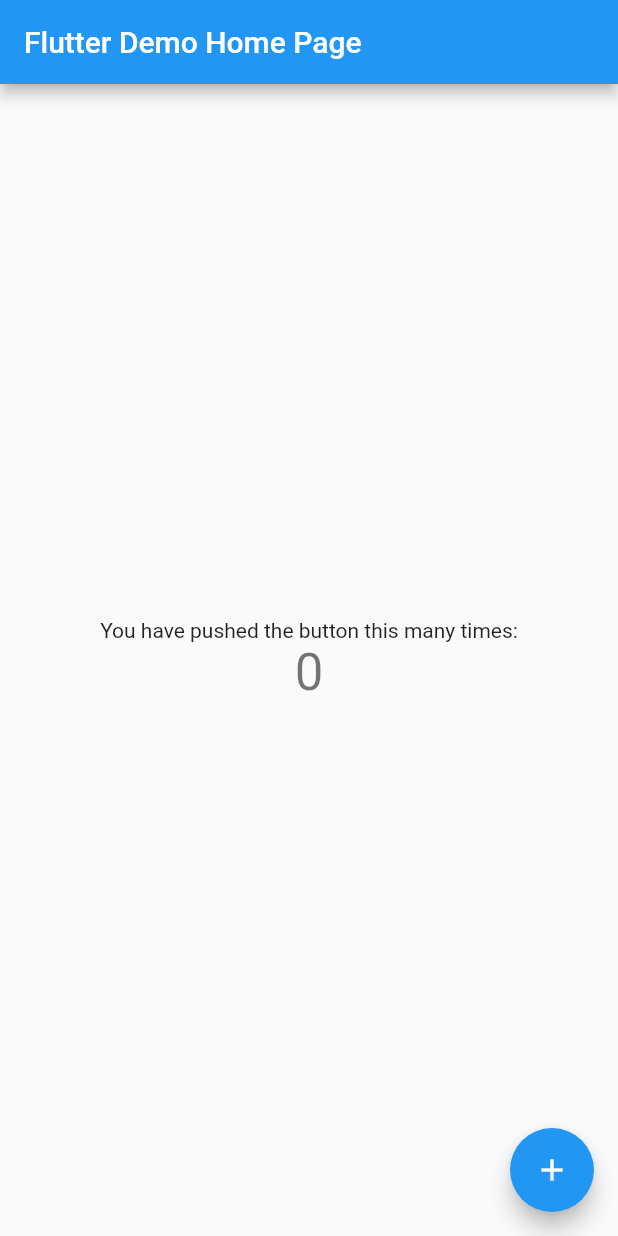
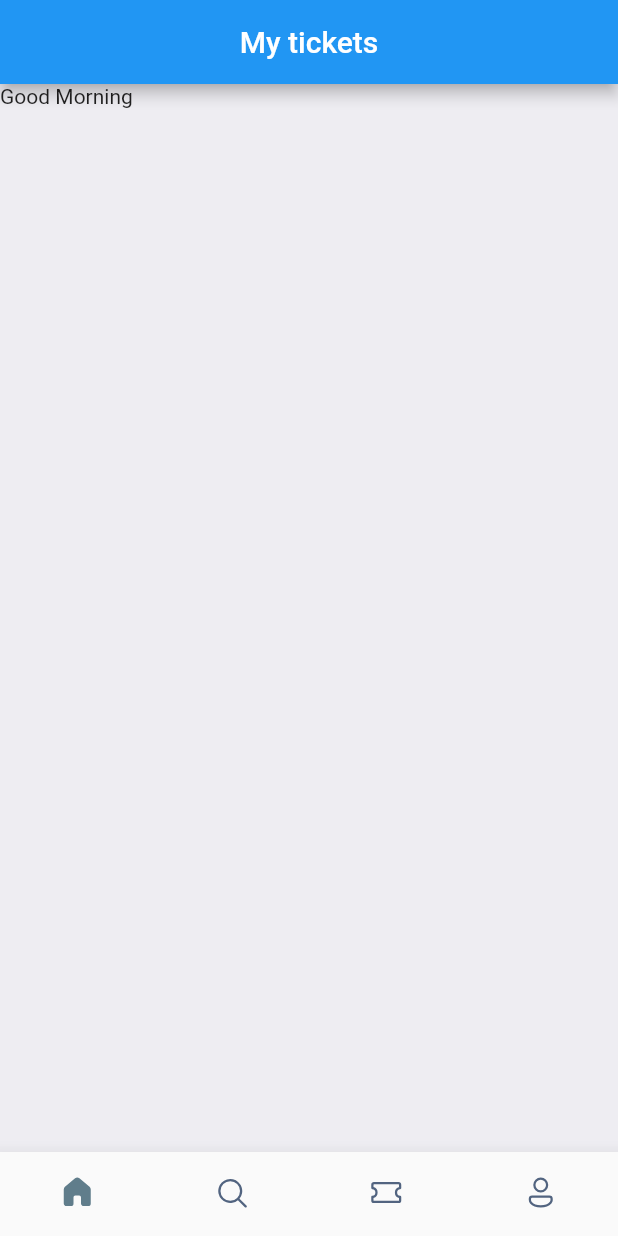
Before and after one commit to abfarukkara/ticket-booking-app, a Flutter app: the screen it shows after launch, on a phone screen of 412 x 824 dp. Run offline on Flutter 3.47's test engine with Material 2 defaults, Android fonts, the light colour scheme and no system bars; our stand-ins replace fluentui_icons.

Commit message:
added bottomnavbar

```diff
--- a/lib/main.dart
+++ b/lib/main.dart
@@ -1,4 +1,5 @@
 import 'package:flutter/material.dart';
+import 'package:ticketbookingapp/screens/bottom_bar.dart';
 
 void main() {
   runApp(const MyApp());
@@ -7,109 +8,15 @@
 class MyApp extends StatelessWidget {
   const MyApp({Key? key}) : super(key: key);
 
-  // This widget is the root of your application.
   @override
   Widget build(BuildContext context) {
     return MaterialApp(
       title: 'Flutter Demo',
+      debugShowCheckedModeBanner: false,
       theme: ThemeData(
-        // This is the theme of your application.
-        //
-        // Try running your application with "flutter run". You'll see the
-        // application has a blue toolbar. Then, without quitting the app, try
-        // changing the primarySwatch below to Colors.green and then invoke
-        // "hot reload" (press "r" in the console where you ran "flutter run",
-        // or simply save your changes to "hot reload" in a Flutter IDE).
-        // Notice that the counter didn't reset back to zero; the application
-        // is not restarted.
         primarySwatch: Colors.blue,
       ),
-      home: const MyHomePage(title: 'Flutter Demo Home Page'),
+      home: const BottomBar(),
     );
   }
 }
-
-class MyHomePage extends StatefulWidget {
-  const MyHomePage({Key? key, required this.title}) : super(key: key);
-
-  // This widget is the home page of your application. It is stateful, meaning
-  // that it has a State object (defined below) that contains fields that affect
-  // how it looks.
-
-  // This class is the configuration for the state. It holds the values (in this
-  // case the title) provided by the parent (in this case the App widget) and
-  // used by the build method of the State. Fields in a Widget subclass are
-  // always marked "final".
-
-  final String title;
-
-  @override
-  State<MyHomePage> createState() => _MyHomePageState();
-}
-
-class _MyHomePageState extends State<MyHomePage> {
-  int _counter = 0;
-
-  void _incrementCounter() {
-    setState(() {
-      // This call to setState tells the Flutter framework that something has
-      // changed in this State, which causes it to rerun the build method below
-      // so that the display can reflect the updated values. If we changed
-      // _counter without calling setState(), then the build method would not be
-      // called again, and so nothing would appear to happen.
-      _counter++;
-    });
-  }
-
-  @override
-  Widget build(BuildContext context) {
-    // This method is rerun every time setState is called, for instance as done
-    // by the _incrementCounter method above.
-    //
-    // The Flutter framework has been optimized to make rerunning build methods
-    // fast, so that you can just rebuild anything that needs updating rather
-    // than having to individually change instances of widgets.
-    return Scaffold(
-      appBar: AppBar(
-        // Here we take the value from the MyHomePage object that was created by
-        // the App.build method, and use it to set our appbar title.
-        title: Text(widget.title),
-      ),
-      body: Center(
-        // Center is a layout widget. It takes a single child and positions it
-        // in the middle of the parent.
-        child: Column(
-          // Column is also a layout widget. It takes a list of children and
-          // arranges them vertically. By default, it sizes itself to fit its
-          // children horizontally, and tries to be as tall as its parent.
-          //
-          // Invoke "debug painting" (press "p" in the console, choose the
-          // "Toggle Debug Paint" action from the Flutter Inspector in Android
-          // Studio, or the "Toggle Debug Paint" command in Visual Studio Code)
-          // to see the wireframe for each widget.
-          //
-          // Column has various properties to control how it sizes itself and
-          // how it positions its children. Here we use mainAxisAlignment to
-          // center the children vertically; the main axis here is the vertical
-          // axis because Columns are vertical (the cross axis would be
-          // horizontal).
-          mainAxisAlignment: MainAxisAlignment.center,
-          children: <Widget>[
-            const Text(
-              'You have pushed the button this many times:',
-            ),
-            Text(
-              '$_counter',
-              style: Theme.of(context).textTheme.headline4,
-            ),
-          ],
-        ),
-      ),
-      floatingActionButton: FloatingActionButton(
-        onPressed: _incrementCounter,
-        tooltip: 'Increment',
-        child: const Icon(Icons.add),
-      ), // This trailing comma makes auto-formatting nicer for build methods.
-    );
-  }
-}
--- /dev/null
+++ b/lib/screens/bottom_bar.dart
@@ -0,0 +1,72 @@
+import 'package:fluentui_icons/fluentui_icons.dart';
+import 'package:flutter/material.dart';
+import 'package:ticketbookingapp/screens/home_screen.dart';
+
+class BottomBar extends StatefulWidget {
+  const BottomBar({Key? key}) : super(key: key);
+
+  @override
+  State<BottomBar> createState() => _BottomBarState();
+}
+
+class _BottomBarState extends State<BottomBar> {
+  var _selectedIndex = 0;
+
+  static final _widgetOptions = <Widget>[
+    const HomeScreen(),
+    const Text('Search'),
+    const Text('Tickets'),
+    const Text('Profile'),
+  ];
+
+  void _onItemTapped(int index) {
+    setState(() {
+      _selectedIndex = index;
+    });
+  }
+
+  @override
+  Widget build(BuildContext context) {
+    return Scaffold(
+      appBar: AppBar(
+        title: const Text('My tickets'),
+        centerTitle: true,
+      ),
+      body: Center(
+        child: _widgetOptions[_selectedIndex],
+      ),
+      bottomNavigationBar: BottomNavigationBar(
+        currentIndex: _selectedIndex,
+        onTap: _onItemTapped,
+        elevation: 10,
+        type: BottomNavigationBarType.fixed,
+        selectedItemColor: Colors.blueGrey,
+        unselectedItemColor: const Color(0xFF526480),
+        showSelectedLabels: false,
+        showUnselectedLabels: false,
+        items: const [
+          BottomNavigationBarItem(
+            icon: Icon(FluentSystemIcons.ic_fluent_home_regular),
+            activeIcon: Icon(FluentSystemIcons.ic_fluent_home_filled),
+            label: 'Home',
+          ),
+          BottomNavigationBarItem(
+            icon: Icon(FluentSystemIcons.ic_fluent_search_regular),
+            activeIcon: Icon(FluentSystemIcons.ic_fluent_search_filled),
+            label: 'Search',
+          ),
+          BottomNavigationBarItem(
+            icon: Icon(FluentSystemIcons.ic_fluent_ticket_regular),
+            activeIcon: Icon(FluentSystemIcons.ic_fluent_ticket_filled),
+            label: 'Ticket',
+          ),
+          BottomNavigationBarItem(
+            icon: Icon(FluentSystemIcons.ic_fluent_person_regular),
+            activeIcon: Icon(FluentSystemIcons.ic_fluent_person_filled),
+            label: 'Profile',
+          ),
+        ],
+      ),
+    );
+  }
+}
--- /dev/null
+++ b/lib/screens/home_screen.dart
@@ -0,0 +1,27 @@
+import 'package:flutter/material.dart';
+
+class HomeScreen extends StatelessWidget {
+  const HomeScreen({Key? key}) : super(key: key);
+
+  @override
+  Widget build(BuildContext context) {
+    return Scaffold(
+      backgroundColor: const Color(0xFFeeedf2),
+      body: ListView(
+        children: [
+          Container(
+            child: Column(
+              children: [
+                Row(
+                  children: const [
+                    Text('Good Morning'),
+                  ],
+                )
+              ],
+            ),
+          )
+        ],
+      ),
+    );
+  }
+}
--- a/pubspec.yaml
+++ b/pubspec.yaml
@@ -18,7 +18,7 @@
 version: 1.0.0+1
 
 environment:
-  sdk: ">=2.17.6 <3.0.0"
+  sdk: '>=2.17.6 <3.0.0'
 
 # Dependencies specify other packages that your package needs in order to work.
 # To automatically upgrade your package dependencies to the latest versions
@@ -30,10 +30,10 @@
   flutter:
     sdk: flutter
 
-
   # The following adds the Cupertino Icons font to your application.
   # Use with the CupertinoIcons class for iOS style icons.
   cupertino_icons: ^1.0.2
+  fluentui_icons: ^1.0.0
 
 dev_dependencies:
   flutter_test:
@@ -51,7 +51,6 @@
 
 # The following section is specific to Flutter packages.
 flutter:
-
   # The following line ensures that the Material Icons font is
   # included with your application, so that you can use the icons in
   # the material Icons class.
```
Also changed, not shown: pubspec.lock.
